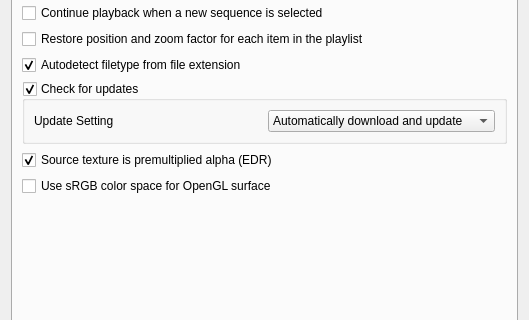
Old version of the form YUViewLib/ui/settingsDialog.ui in the repository ganhailin/YUView; both pictures show x 0 to 529 and y 95 to 415 of the 529 by 652 pixel window.
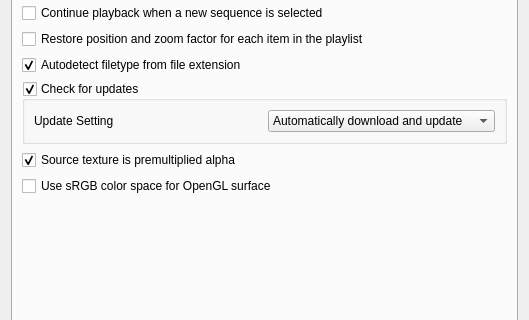
New version of the form. Icons and pictures are not drawn. Custom widgets are drawn as their Qt base class.

Commit message: ui: Remove redundant (EDR) suffix from premultiplied alpha checkbox label

Patch:
```diff
--- a/YUViewLib/ui/settingsDialog.ui
+++ b/YUViewLib/ui/settingsDialog.ui
@@ -146,7 +146,7 @@
           <string>When enabled, texture data is treated as already premultiplied (RGB channels already multiplied by alpha). When disabled, the shader will premultiply RGB by alpha before blending. The Metal pipeline always uses premultiplied blending (required by macOS compositor). Default: enabled (matches macOS Qt QImage Format_ARGB32 behavior).</string>
          </property>
          <property name="text">
-          <string>Source texture is premultiplied alpha (EDR)</string>
+          <string>Source texture is premultiplied alpha</string>
          </property>
          <property name="checked">
           <bool>true</bool>
```
